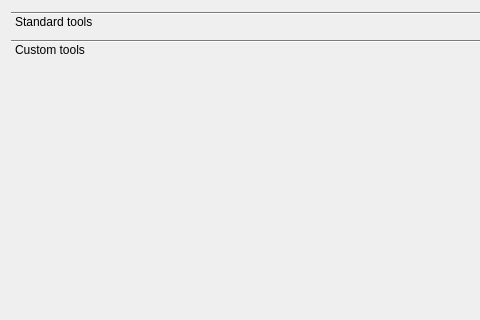
This is btl/ui/shapeselector.ui in knipknap/better-tool-library as Qt 5 draws it before an edit; both pictures show x 0 to 480 and y 0 to 320 of the 900 by 600 pixel window. The edited form follows.
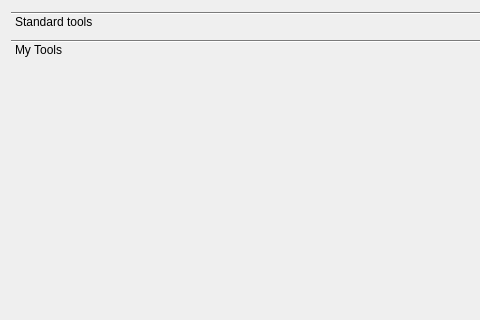
This is the edited form. Icons and pictures are not drawn.

Commit message: rename Custom Tools to My Tools

```diff
--- a/btl/ui/shapeselector.ui
+++ b/btl/ui/shapeselector.ui
@@ -44,7 +44,7 @@
          </rect>
         </property>
         <attribute name="label">
-         <string>Custom tools</string>
+         <string>My Tools</string>
         </attribute>
        </widget>
       </widget>
```
